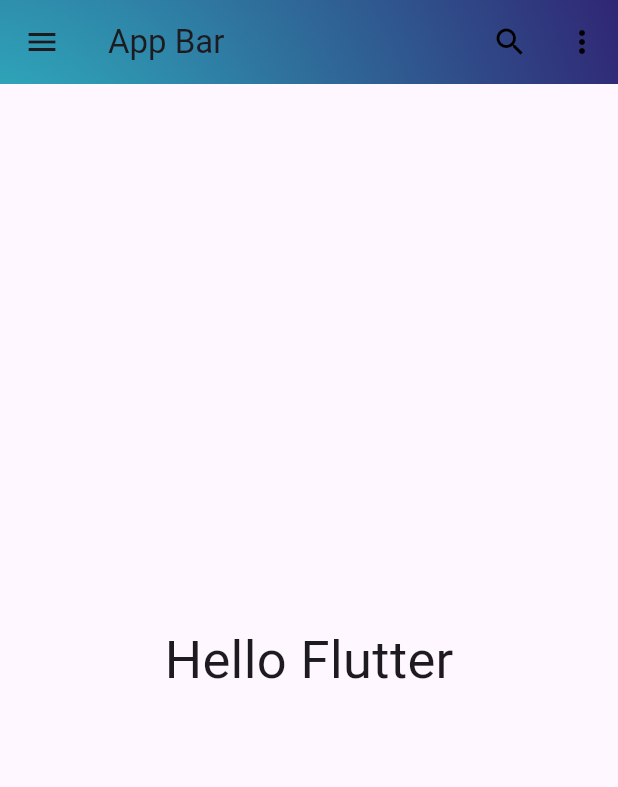
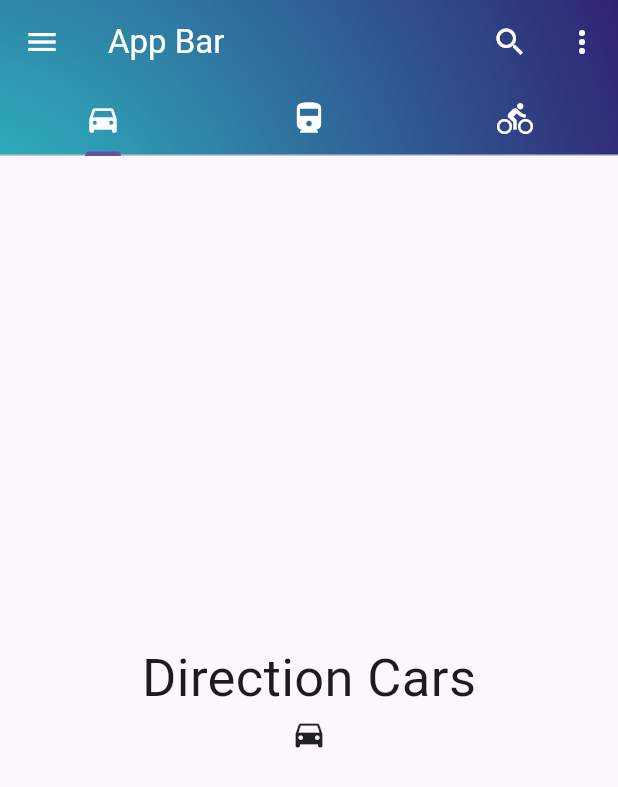
Before and after one commit to RuzbihanZaleek/flutter_demo, a Flutter app: the screen it shows after launch, on a phone screen of 412 x 824 dp. Shown: the top 787 px of the screen. Run offline on Flutter 3.47's test engine with Material 3 defaults, Android fonts, the phone set to English and light mode, and no system bars; our stand-ins replace device_preview.

Commit message:
App Bar Ep.02

```diff
--- a/lib/main.dart
+++ b/lib/main.dart
@@ -18,6 +18,7 @@ class MyApp extends StatelessWidget {
   @override
   Widget build(BuildContext context) {
     return MaterialApp(
+      debugShowCheckedModeBanner: false, //remove debug badge
       locale: DevicePreview.locale(context),
       builder: DevicePreview.appBuilder,
       title: 'Flutter Demo',
@@ -31,11 +32,13 @@ class MyHomePage extends StatelessWidget {
 
   @override
   Widget build(BuildContext context) {
-    return Scaffold(
+    return DefaultTabController(
+      length: 3,
+      child: Scaffold(
           appBar: AppBar(
-        title: const Text("App Bar"),
+            title: const Text("App Bar", style: TextStyle(color: Colors.white)),
             leading: IconButton(
-          icon: const Icon(Icons.menu),
+              icon: const Icon(Icons.menu, color: Colors.white),
               onPressed: () {},
             ),
             actions: [
@@ -43,14 +46,14 @@ class MyHomePage extends StatelessWidget {
                 onPressed: () {},
                 icon: const Icon(
                   Icons.search,
-              color: Colors.black,
+                  color: Colors.white,
                 ),
               ),
               IconButton(
                 onPressed: () {},
                 icon: const Icon(
                   Icons.more_vert,
-              color: Colors.black,
+                  color: Colors.white,
                 ),
               )
             ],
@@ -58,16 +61,32 @@ class MyHomePage extends StatelessWidget {
               "assets/back.jpg", // displays in a small area without fit
               fit: BoxFit.cover, // cover full app bar space
             ),
-        backgroundColor: Colors.blue,
+            bottom: const TabBar(
+              tabs: [
+                Tab(icon: Icon(Icons.directions_car, color: Colors.white)),
+                Tab(icon: Icon(Icons.directions_train, color: Colors.white)),
+                Tab(icon: Icon(Icons.directions_bike, color: Colors.white))
+              ],
             ),
-      body: const Center(
-        child: Text(
-          "Hello Flutter",
-          style: TextStyle(
-            fontSize: 35.0,
+            backgroundColor: Colors.blue, //flexible space will override background color
           ),
-        ),
-      ),
+          body: TabBarView(
+            children: [
+              tabBody("Direction Cars", Icons.directions_car),
+              tabBody("Direction Train", Icons.directions_train),
+              tabBody("Direction Bike", Icons.directions_bike),
+            ],
+          )),
     );
   }
 }
+
+Widget tabBody(String? bodyText, IconData icon) {
+  return Column(
+    mainAxisAlignment: MainAxisAlignment.center,
+    children: [
+      Text("$bodyText", style: const TextStyle(fontSize: 35.0)),
+      Icon(icon)
+    ],
+  );
+}
```
Lines whose indentation alone changed are shown as unchanged.
